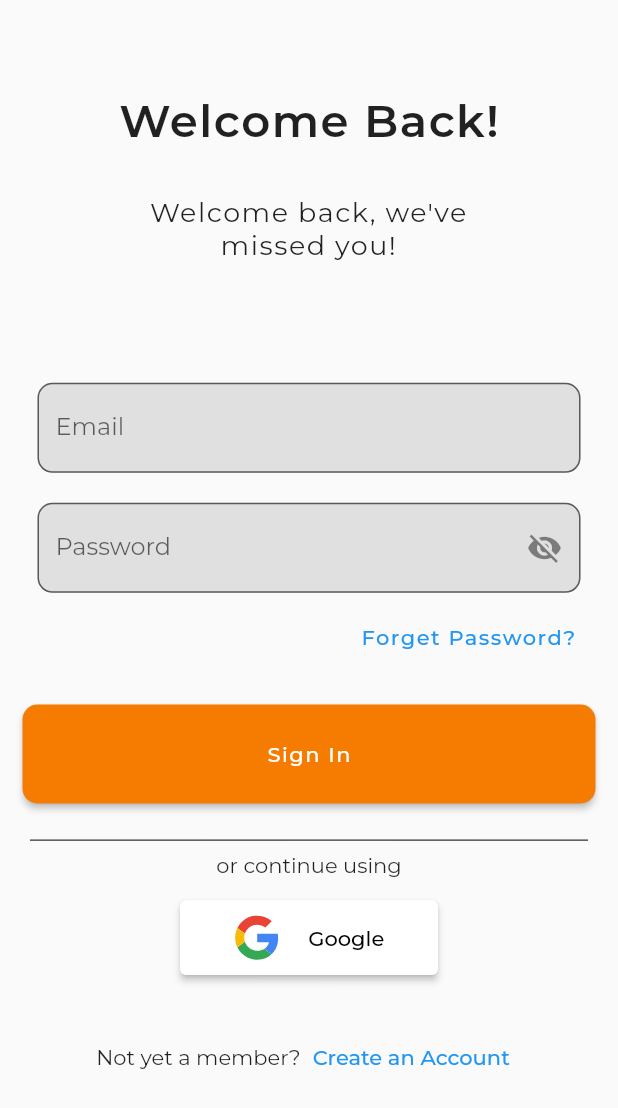
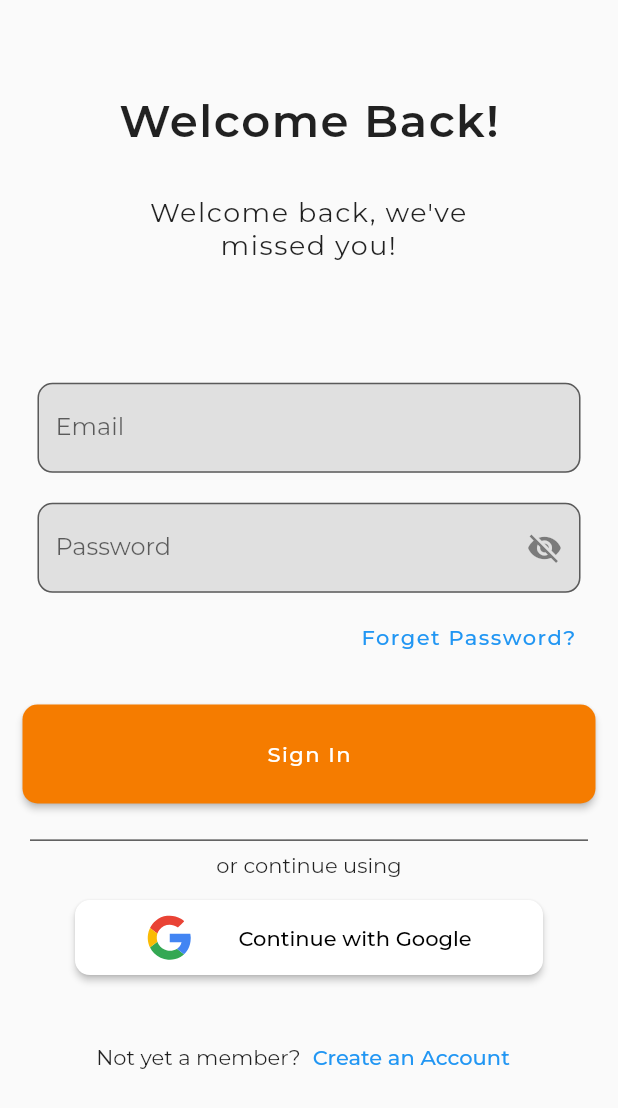
Before and after one commit to peanu77/umatter, a Flutter app: the CreateAccountPage screen opened directly, after a tap on "Already have an account", on a phone screen of 412 x 824 dp. Shown: the top 1108 px of the screen. Run offline on Flutter 3.47's test engine with Material 2 defaults, Android fonts, the phone set to English and light mode, and no system bars; our stand-ins replace flutter_svg, get, google_fonts, lottie, shared_preferences, sqflite; accounts and stored records are empty.

Commit message:
updated login and create account page

```diff
--- a/lib/views/authentication_page/create_account.dart
+++ b/lib/views/authentication_page/create_account.dart
@@ -1,7 +1,8 @@
 import 'package:flutter/material.dart';
 import 'package:get/get.dart';
-import 'package:umatter/controllers/auth/auth_controller.dart';
+import 'package:umatter/db/auth/google_signin_auth_controller.dart';
 import 'package:umatter/views/authentication_page/login.dart';
+import 'package:umatter/views/dashboard_page/dashboard.dart';
 
 class CreateAccountPage extends StatefulWidget {
   const CreateAccountPage({Key? key}) : super(key: key);
@@ -103,11 +104,13 @@ class _CreateAccountPageState extends State<CreateAccountPage> {
                         child: SizedBox(
                           height: _size.height * 0.08,
                           child: ElevatedButton(
-                            // onPressed: () => AuthController.instance.register(
-                            //   emailController.text.trim(),
-                            //   passwordController.text.trim(),
-                            // ),
-                            onPressed: () {},
+                            onPressed: () => signIn(emailController.text.trim(),
+                                    passwordController.text.trim())
+                                .whenComplete(
+                              () => Get.to(
+                                const BottomNavBarPage(),
+                              ),
+                            ),
                             child: const Text(
                               'Sign In',
                               style: TextStyle(letterSpacing: 1.0),
@@ -175,11 +178,12 @@ class _CreateAccountPageState extends State<CreateAccountPage> {
                 filled: true,
                 fillColor: Colors.grey[300],
                 suffixIcon: IconButton(
-                    onPressed: () =>
-                        setState(() => isPasswordVisible = !isPasswordVisible),
-                    icon: isPasswordVisible
-                        ? const Icon(Icons.visibility_off)
-                        : const Icon(Icons.visibility)),
+                  onPressed: () =>
+                      setState(() => isPasswordVisible = !isPasswordVisible),
+                  icon: isPasswordVisible
+                      ? const Icon(Icons.visibility_off)
+                      : const Icon(Icons.visibility),
+                ),
               ),
             ),
           ],
--- a/lib/views/authentication_page/login.dart
+++ b/lib/views/authentication_page/login.dart
@@ -1,7 +1,7 @@
 import 'package:flutter/material.dart';
 import 'package:flutter_svg/flutter_svg.dart';
 import 'package:get/get.dart';
-import 'package:umatter/controllers/auth/auth_controller.dart';
+import 'package:umatter/db/auth/google_signin_auth_controller.dart';
 import 'package:umatter/views/authentication_page/create_account.dart';
 import 'package:umatter/views/dashboard_page/dashboard.dart';
 
@@ -24,15 +24,25 @@ class _LoginPageState extends State<LoginPage> {
   }
 
   @override
+  void dispose() {
+    emailController.dispose();
+    passwordController.dispose();
+    super.dispose();
+  }
+
+  @override
   Widget build(BuildContext context) {
     final _size = MediaQuery.of(context).size;
     return Scaffold(
       body: SafeArea(
         child: SingleChildScrollView(
-          child: Column(
+          child: StreamBuilder(
+              stream: firebaseAuth.authStateChanges(),
+              builder: (context, snapshot) {
+                return Column(
                   children: [
                     // Header
-              Container(
+                    SizedBox(
                       height: _size.height * 0.25,
                       width: double.infinity,
                       // color: Colors.orange,
@@ -104,11 +114,16 @@ class _LoginPageState extends State<LoginPage> {
                               child: SizedBox(
                                 height: _size.height * 0.08,
                                 child: ElevatedButton(
-                            onPressed: () => Get.to(() => BottomNavBarPage()),
-                            // onPressed: () => AuthController.instance.login(
-                            //   emailController.text.trim(),
-                            //   passwordController.text.trim(),
-                            // ),
+                                  onPressed: () {
+                                    signIn(
+                                      emailController.text.trim(),
+                                      passwordController.text.trim(),
+                                    ).whenComplete(
+                                      () => Get.to(
+                                        () => const BottomNavBarPage(),
+                                      ),
+                                    );
+                                  },
                                   child: const Text(
                                     'Sign In',
                                     style: TextStyle(letterSpacing: 1.0),
@@ -126,7 +141,7 @@ class _LoginPageState extends State<LoginPage> {
                         ],
                       ),
                     ),
-              Container(
+                    SizedBox(
                       height: _size.height * 0.15,
                       width: double.infinity,
                       // color: Colors.purple,
@@ -140,32 +155,38 @@ class _LoginPageState extends State<LoginPage> {
                           const Text('or continue using'),
                           Padding(
                             padding: const EdgeInsets.symmetric(
-                          horizontal: 120.0, vertical: 15.0),
+                              horizontal: 50.0,
+                              vertical: 15.0,
+                            ),
+                            child: SizedBox(
+                              width: double.infinity,
                               child: ElevatedButton(
                                 style: ElevatedButton.styleFrom(
                                   primary: Colors.white,
                                   onPrimary: Colors.black,
+                                  shape: RoundedRectangleBorder(
+                                    borderRadius: BorderRadius.circular(10.0),
                                   ),
-                        // Implement Google Sign In
-                        onPressed: () {},
-                        child: Padding(
-                          padding: const EdgeInsets.symmetric(
-                              vertical: 10.0, horizontal: 10.0),
+                                ),
+                                onPressed: () {
+                                  signInWithGoogle(context);
+                                },
                                 child: Row(
-                            crossAxisAlignment: CrossAxisAlignment.center,
-                            mainAxisAlignment: MainAxisAlignment.spaceAround,
+                                  mainAxisAlignment:
+                                      MainAxisAlignment.spaceEvenly,
                                   children: [
                                     SizedBox(
-                                  height: 30.0,
+                                      height: 50.0,
                                       width: 30.0,
                                       child: SvgPicture.asset(
-                                      'assets/img/additional/google_icon.svg')),
-                              const Text('Google')
+                                          'assets/img/additional/google_icon.svg'),
+                                    ),
+                                    const Text('Continue with Google'),
                                   ],
                                 ),
                               ),
                             ),
-                    )
+                          ),
                         ],
                       ),
                     ),
@@ -177,14 +198,17 @@ class _LoginPageState extends State<LoginPage> {
                           const Text('Not yet a member?'),
                           TextButton(
                             // TODO: Redirect to Create Account Page
-                      onPressed: () => Get.to(const CreateAccountPage()),
+                            onPressed: () => Get.to(
+                              () => const CreateAccountPage(),
+                            ),
                             child: const Text('Create an Account'),
                           )
                         ],
                       ),
                     ),
                   ],
-          ),
+                );
+              }),
         ),
       ),
     );
@@ -255,4 +279,10 @@ class _LoginPageState extends State<LoginPage> {
           ],
         ),
       );
+
+  // Future signIn() async {
+  //   await firebaseAuth.signInWithEmailAndPassword(
+  //       email: emailController.text.trim(),
+  //       password: passwordController.text.trim());
+  // }
 }
```
Lines whose indentation alone changed are shown as unchanged.
